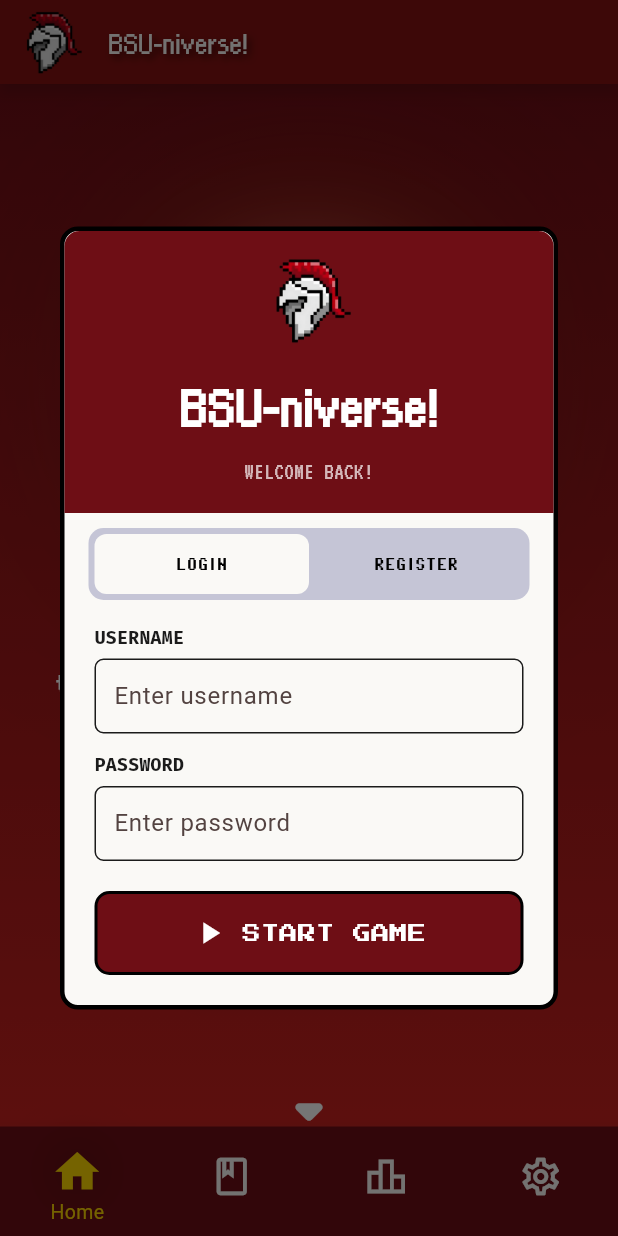
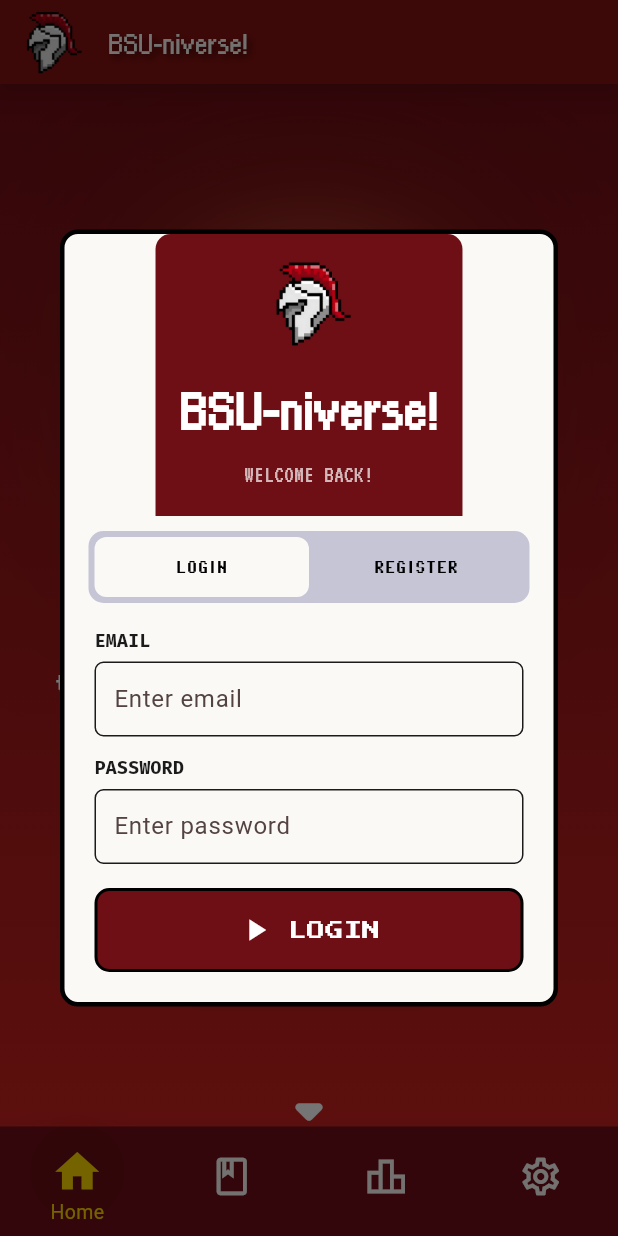
Before and after one commit to jrazec/bsu-niverse, a Flutter app: the screen it shows after launch, after a tap on "PLAY NOW", on a phone screen of 412 x 824 dp. Run offline on Flutter 3.47's test engine with Material 3 defaults, Android fonts, the phone set to English and light mode, and no system bars; our stand-ins replace firebase_auth, firebase_core; accounts and stored records are empty; Roboto replaces fonts that are missing (PixeloidSans, PixeloidSans-Bold); project files that could hold a hidden picture were left out.

Commit message:
Add authService, modify loginModal

```diff
--- /dev/null
+++ b/lib/auth/auth_service.dart
@@ -0,0 +1,60 @@
+import 'package:firebase_auth/firebase_auth.dart';
+import 'package:flutter/widgets.dart';
+
+ValueNotifier<AuthService> authService = ValueNotifier(AuthService());
+
+class AuthService {
+  final FirebaseAuth firebaseAuth = FirebaseAuth.instance;
+
+  // TO ACCESS CURRENT USER AT ANY POINT
+  User? get currentUser => firebaseAuth.currentUser;
+
+  Stream<User?> get authStateChanges => firebaseAuth.authStateChanges();
+
+  // Signin Method.
+  Future<UserCredential> signIn({
+    required String email,
+    required String password,
+  }) async {
+    return await firebaseAuth.signInWithEmailAndPassword(email: email, password: password);
+  }
+
+  // Create account Method
+  Future<UserCredential> signUp({
+    required String email,
+    required String password,
+  }) async {
+      return await firebaseAuth.createUserWithEmailAndPassword(email: email, password: password);
+  }
+
+  // Signout
+  Future<void> signOut() async {
+    await firebaseAuth.signOut();
+  }
+
+  // Change Password
+  Future<void> changePassword({
+    required String email
+  }) async {
+      return await firebaseAuth.sendPasswordResetEmail(email: email);
+  }
+
+  // Change username
+  Future<void> changeUsername({
+    required String username,
+  }) async {
+      return await currentUser!.updateDisplayName(username);
+  }
+
+  // Delete Useraccount
+  Future<void> deleteUser({
+    required String email,
+    required String password,
+  }) async {
+      AuthCredential credential = EmailAuthProvider.credential(email: email, password: password);
+      await currentUser!.reauthenticateWithCredential(credential);
+      await currentUser!.delete();
+      await firebaseAuth.signOut();
+  }
+
+}
--- a/lib/widgets/login_modal.dart
+++ b/lib/widgets/login_modal.dart
@@ -1,5 +1,6 @@
+import 'package:firebase_auth/firebase_auth.dart';
 import 'package:flutter/material.dart';
-
+import '../auth/auth_service.dart';
 class LoginModal extends StatefulWidget {
   const LoginModal({super.key});
 
@@ -9,6 +10,56 @@ class LoginModal extends StatefulWidget {
 
 class _LoginModalState extends State<LoginModal> {
   bool isLogin = true;
+  final _formKey = GlobalKey<FormState>();
+
+  final TextEditingController _usernameController = TextEditingController();
+  final TextEditingController _passwordController = TextEditingController();
+
+  bool _loading = false;
+  String? _errorMessage;
+
+  final AuthService authService = AuthService();
+
+  @override
+  void dispose() {
+    _usernameController.dispose();
+    _passwordController.dispose();
+    super.dispose();
+  }
+
+  void _handleAuth() async {
+    if (!_formKey.currentState!.validate()) return;
+
+    setState(() {
+      _loading = true;
+      _errorMessage = null;
+    });
+
+    try {
+      if (isLogin) {
+        await authService.signIn(
+          email: _usernameController.text.trim(),
+          password: _passwordController.text.trim(),
+        );
+      } else {
+        await authService.signUp(
+          email: _usernameController.text.trim(),
+          password: _passwordController.text.trim(),
+        );
+      }
+
+      Navigator.pop(context);
+      Navigator.pushNamed(context, '/loading');
+    } on FirebaseAuthException catch (e) {
+      setState(() {
+        _errorMessage = e.message;
+      });
+    } finally {
+      setState(() {
+        _loading = false;
+      });
+    }
+  }
 
   @override
   Widget build(BuildContext context) {
@@ -17,50 +68,70 @@ class _LoginModalState extends State<LoginModal> {
       child: Container(
         width: 400,
         decoration: BoxDecoration(
-          color: const Color.fromRGBO(250, 249, 246, 1.0), // championWhite
+          color: const Color.fromRGBO(250, 249, 246, 1.0),
           border: Border.all(color: Colors.black, width: 3),
           borderRadius: BorderRadius.circular(12),
         ),
+        child: Form(
+          key: _formKey,
           child: Column(
             mainAxisSize: MainAxisSize.min,
             children: [
-            // Modal Header
-            Container(
+              _buildHeader(),
+              const SizedBox(height: 10),
+              _buildToggle(),
+              const SizedBox(height: 16),
+              _buildFormFields(),
+              if (_errorMessage != null)
+                Padding(
+                  padding: const EdgeInsets.symmetric(horizontal: 20),
+                  child: Text(
+                    _errorMessage!,
+                    style: const TextStyle(color: Colors.red, fontFamily: 'VT323'),
+                  ),
+                ),
+              const SizedBox(height: 16),
+              _buildSubmitButton(),
+              const SizedBox(height: 20),
+            ],
+          ),
+        ),
+      ),
+    );
+  }
+
+  Widget _buildHeader() {
+    return Container(
       decoration: const BoxDecoration(
-                color: Color.fromRGBO(110, 14, 21, 1.0), // funRed
+        color: Color.fromRGBO(110, 14, 21, 1.0),
         borderRadius: BorderRadius.vertical(top: Radius.circular(10)),
       ),
       padding: const EdgeInsets.all(16),
       child: Column(
         children: [
-                  Image.asset('assets/images/bsuniverse_logo.png', height: 60, width: 500,),
+          Image.asset('assets/images/bsuniverse_logo.png', height: 60),
           const SizedBox(height: 10),
-                  const Text(
-                    'BSU-niverse!',
+          const Text('BSU-niverse!',
               style: TextStyle(
                 fontFamily: 'OrangeKid',
                 fontSize: 40,
                 fontWeight: FontWeight.bold,
                 color: Colors.white,
-                    ),
-                  ),
+              )),
           const SizedBox(height: 6),
-                  const Text(
-                    'WELCOME BACK!',
+          const Text('WELCOME BACK!',
               style: TextStyle(
                 fontFamily: 'VT323',
                 fontSize: 16,
                 color: Colors.white70,
-                    ),
-                  ),
+              )),
         ],
       ),
-            ),
+    );
+  }
 
-            const SizedBox(height: 10),
-
-            // Login/Register Toggle
-            Container(
+  Widget _buildToggle() {
+    return Container(
       margin: const EdgeInsets.symmetric(horizontal: 16),
       padding: const EdgeInsets.all(4),
       decoration: BoxDecoration(
@@ -77,32 +148,44 @@ class _LoginModalState extends State<LoginModal> {
           }),
         ],
       ),
-            ),
+    );
+  }
 
-            const SizedBox(height: 16),
-
-            // Form Fields
-            Padding(
+  Widget _buildFormFields() {
+    return Padding(
       padding: const EdgeInsets.symmetric(horizontal: 20),
       child: Column(
         children: [
-                  _buildLabel('USERNAME'),
-                  _buildInput('Enter username'),
+          _buildLabel('EMAIL'),
+          _buildInputField(
+            controller: _usernameController,
+            hint: 'Enter email',
+            validator: (val) {
+              if (val == null || val.isEmpty) return 'Email is required';
+              if (!RegExp(r'^[^@]+@[^@]+\.[^@]+').hasMatch(val)) return 'Enter valid email';
+              return null;
+            },
+          ),
           const SizedBox(height: 12),
           _buildLabel('PASSWORD'),
-                  _buildInput('Enter password', obscureText: true),
+          _buildInputField(
+            controller: _passwordController,
+            hint: 'Enter password',
+            obscureText: true,
+            validator: (val) {
+              if (val == null || val.isEmpty) return 'Password is required';
+              if (val.length < 6) return 'Minimum 6 characters';
+              return null;
+            },
+          ),
         ],
       ),
-            ),
+    );
+  }
 
-            const SizedBox(height: 20),
-
-            // Start Game Button
-            GestureDetector(
-              onTap: () {
-                Navigator.pop(context);
-                Navigator.pushNamed(context,'/loading');
-                },
+  Widget _buildSubmitButton() {
+    return GestureDetector(
+      onTap: _loading ? null : _handleAuth,
       child: Container(
         margin: const EdgeInsets.symmetric(horizontal: 20),
         padding: const EdgeInsets.symmetric(vertical: 14),
@@ -111,25 +194,26 @@ class _LoginModalState extends State<LoginModal> {
           borderRadius: BorderRadius.circular(10),
           border: Border.all(color: Colors.black, width: 2),
         ),
-                child: const Row(
+        child: Row(
           mainAxisAlignment: MainAxisAlignment.center,
           children: [
-                    Icon(Icons.play_arrow, color: Colors.white),
-                    SizedBox(width: 10),
+            if (_loading)
+              const SizedBox(
+                width: 18,
+                height: 18,
+                child: CircularProgressIndicator(strokeWidth: 2, color: Colors.white),
+              )
+            else
+              const Icon(Icons.play_arrow, color: Colors.white),
+            const SizedBox(width: 10),
             Text(
-                      'START GAME',
-                      style: TextStyle(
+              isLogin ? 'LOGIN' : 'REGISTER',
+              style: const TextStyle(
                 fontFamily: 'PressStart2P',
                 fontSize: 12,
                 color: Colors.white,
               ),
             ),
-                  ],
-                ),
-              ),
-            ),
-
-            const SizedBox(height: 20),
           ],
         ),
       ),
@@ -175,7 +259,12 @@ class _LoginModalState extends State<LoginModal> {
     );
   }
 
-  Widget _buildInput(String hint, {bool obscureText = false}) {
+  Widget _buildInputField({
+    required TextEditingController controller,
+    required String hint,
+    bool obscureText = false,
+    String? Function(String?)? validator,
+  }) {
     return Container(
       margin: const EdgeInsets.only(top: 6),
       padding: const EdgeInsets.symmetric(horizontal: 12),
@@ -184,9 +273,11 @@ class _LoginModalState extends State<LoginModal> {
         borderRadius: BorderRadius.circular(6),
         color: const Color.fromRGBO(250, 249, 246, 1.0),
       ),
-      child: TextField(
+      child: TextFormField(
+        controller: controller,
         obscureText: obscureText,
         style: const TextStyle(fontFamily: 'PixeloidSans'),
+        validator: validator,
         decoration: InputDecoration(
           border: InputBorder.none,
           hintText: hint,
```
Also changed, not shown: 4 other files. Lines whose indentation alone changed are shown as unchanged.
